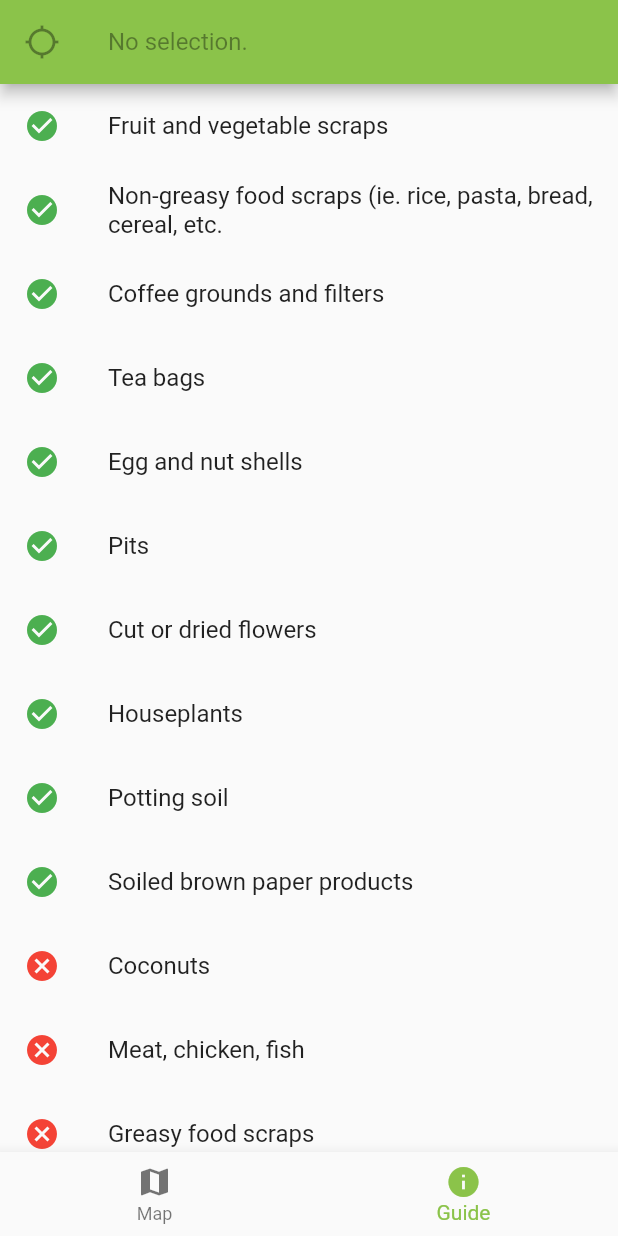
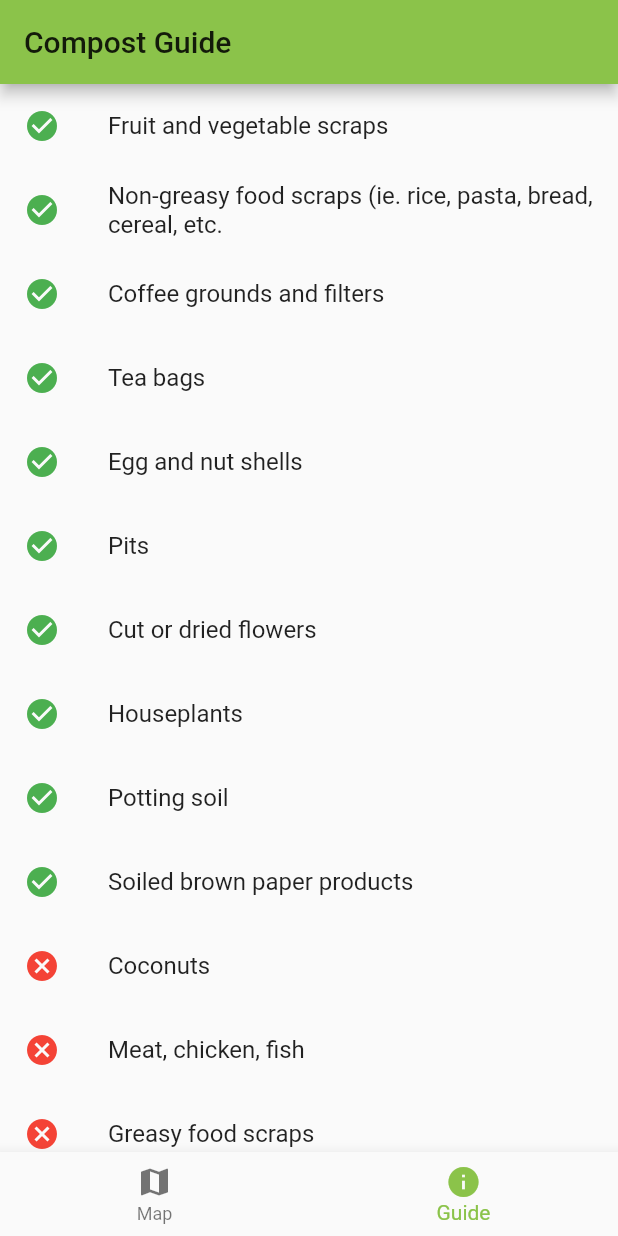
Before and after one commit to ericadu/composter, a Flutter app: the screen it shows after launch, item 2 of the bottom bar chosen, on a phone screen of 412 x 824 dp. Run offline on Flutter 3.47's test engine with Material 2 defaults, Android fonts, the phone set to English and light mode, and no system bars; our stand-ins replace dio, geolocator, google_maps_flutter, rxdart, tuple.

Commit message:
Add compost guide appbar, switch state management.

```diff
--- a/lib/screens/home.dart
+++ b/lib/screens/home.dart
@@ -9,27 +9,30 @@ import 'package:composter/widgets/bottom_nav_bar.dart';
 class HomePage extends StatelessWidget {
   @override
   Widget build(BuildContext context) {
-    return Scaffold(
-      appBar: SearchBar(),
-      // body: DropoffMap(),
-      body: StreamBuilder<NavigationItem>(
+    return StreamBuilder<NavigationItem>(
       stream: navigationBloc.bottomNavController.stream,
       initialData: navigationBloc.defaultItem,
       builder: (BuildContext context, AsyncSnapshot<NavigationItem> snapshot) {
         switch(snapshot.data) {
           case NavigationItem.MAP:
-              return Stack(
+            return Scaffold(
+              appBar:SearchBar(),
+              body: Stack(
                 children: <Widget>[
                   DropoffMap(),
-                  DropoffDetail(),
+                  DropoffDetail()
                 ]
+              ),
+              bottomNavigationBar: BottomNavBar(),
             );
           case NavigationItem.INFO:
-              return CompostGuide();
-          }
-        }
-      ),
+            return Scaffold(
+              appBar: AppBar(title: Text('Compost Guide')),
+              body: CompostGuide(),
               bottomNavigationBar: BottomNavBar(),
             );
         }
       }
+    );
+  }
+}
--- a/lib/widgets/dropoff_map.dart
+++ b/lib/widgets/dropoff_map.dart
@@ -38,6 +38,7 @@ class DropoffMapState extends State<DropoffMap> with AutomaticKeepAliveClientMix
 
   @override
   Widget build(BuildContext context) {
+    super.build(context);
     return StreamBuilder<List<DropoffLocation>>(
       stream: bloc.locationsController.stream,
       builder: (context, AsyncSnapshot<List<DropoffLocation>> snapshot) {
--- a/lib/widgets/search_bar.dart
+++ b/lib/widgets/search_bar.dart
@@ -19,7 +19,7 @@ class SearchBar extends StatefulWidget implements PreferredSizeWidget {
 class SearchBarState extends State<SearchBar> {
   @override
   void dispose() {
-    bloc.dispose();
+    //bloc.dispose();
     super.dispose();
   }
 
```
Lines whose indentation alone changed are shown as unchanged.
